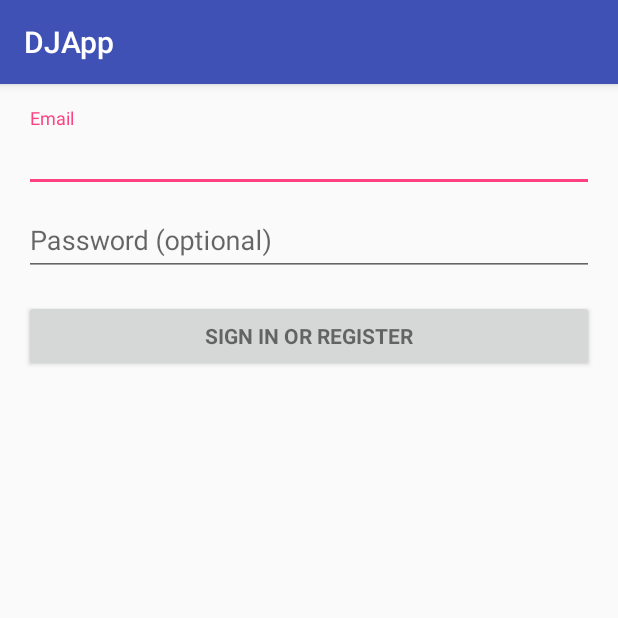
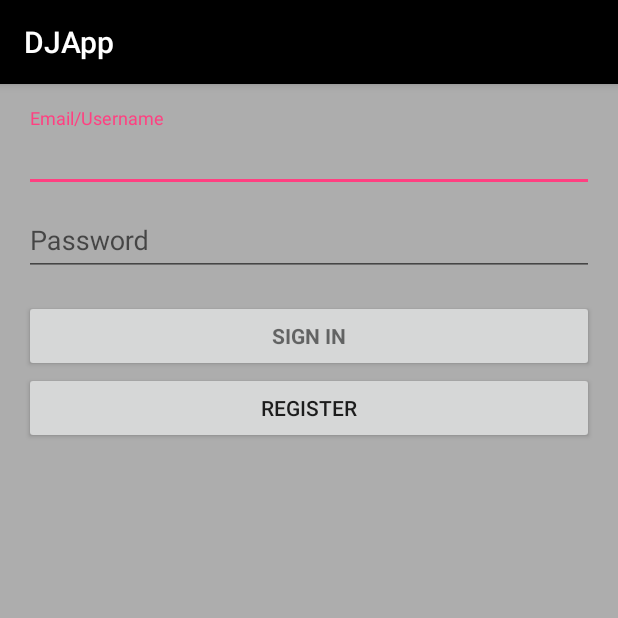
Before and after one commit to JayP16/StepDJ, an Android app: the screen it shows after launch (LoginActivity), on a phone screen of 412 x 824 dp, the top half of it. Run offline under Robolectric (Android 15) with nearby library versions, the phone set to English and light mode, and no system bars; 2 statements that could not run were skipped.

Commit message:
login page: register button added and background change

```diff
--- a/DJApp/app/src/main/res/layout/activity_login.xml
+++ b/DJApp/app/src/main/res/layout/activity_login.xml
@@ -8,6 +8,8 @@
     android:paddingLeft="@dimen/activity_horizontal_margin"
     android:paddingRight="@dimen/activity_horizontal_margin"
     android:paddingTop="@dimen/activity_vertical_margin"
+    android:background="#AA888888"
+
     tools:context="com.example.dvij.djapp.LoginActivity">
 
     <!-- Login progress -->
@@ -29,6 +31,7 @@
             android:layout_width="match_parent"
             android:layout_height="wrap_content"
             android:orientation="vertical">
+
 
             <android.support.design.widget.TextInputLayout
                 android:layout_width="match_parent"
@@ -72,6 +75,12 @@
                 android:text="@string/action_sign_in"
                 android:textStyle="bold" />
 
+            <Button
+                android:layout_width="match_parent"
+                android:layout_height="wrap_content"
+                android:text="@string/register" />
+
+
         </LinearLayout>
     </ScrollView>
 </LinearLayout>
--- a/DJApp/app/src/main/res/values/colors.xml
+++ b/DJApp/app/src/main/res/values/colors.xml
@@ -1,6 +1,12 @@
 <?xml version="1.0" encoding="utf-8"?>
 <resources>
+ <!--  this is the default color settings
     <color name="colorPrimary">#3F51B5</color>
     <color name="colorPrimaryDark">#303F9F</color>
+    <color name="colorAccent">#FF4081</color> -->
+
+    <color name="colorPrimary">#000000</color>
+    <color name="colorPrimaryDark">#900066FF</color>
     <color name="colorAccent">#FF4081</color>
+
 </resources>
--- a/DJApp/app/src/main/res/values/strings.xml
+++ b/DJApp/app/src/main/res/values/strings.xml
@@ -2,9 +2,10 @@
     <string name="app_name">DJApp</string>
 
     <!-- Strings related to login -->
-    <string name="prompt_email">Email</string>
-    <string name="prompt_password">Password (optional)</string>
-    <string name="action_sign_in">Sign in or register</string>
+    <string name="prompt_email">Email/Username</string>
+    <string name="prompt_password">Password</string>
+    <string name="action_sign_in">Sign in</string>
+    <string name="register">Register</string>
     <string name="action_sign_in_short">Sign in</string>
     <string name="error_invalid_email">This email address is invalid</string>
     <string name="error_invalid_password">This password is too short</string>
```
Also changed, not shown: 9 other files.
